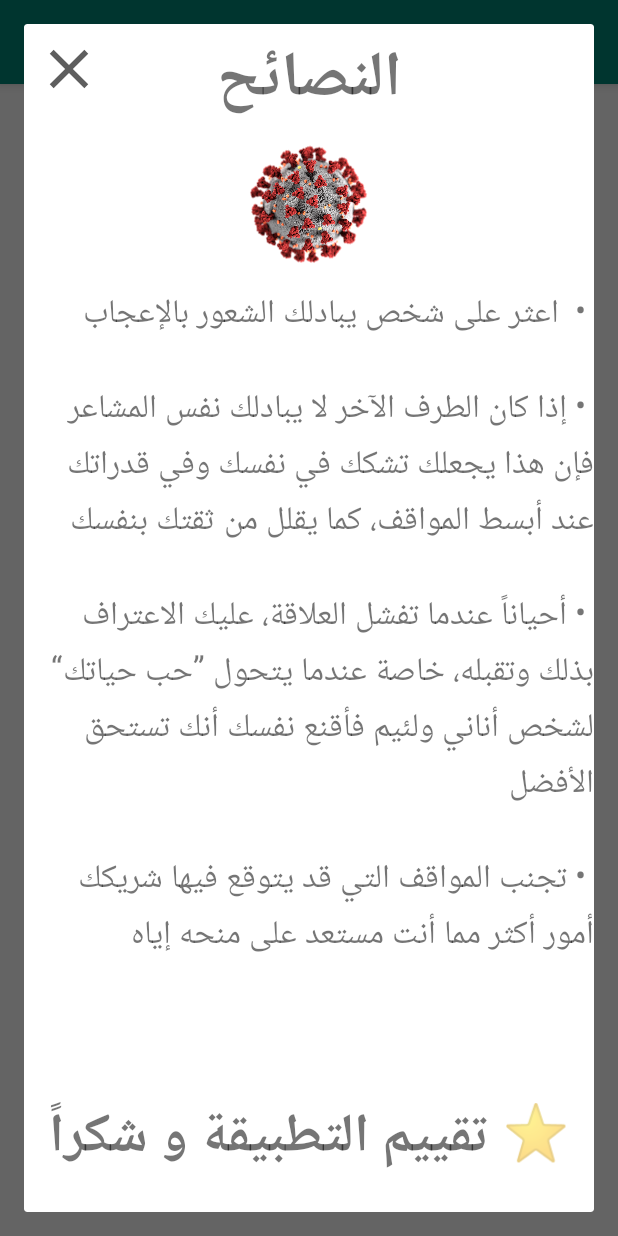
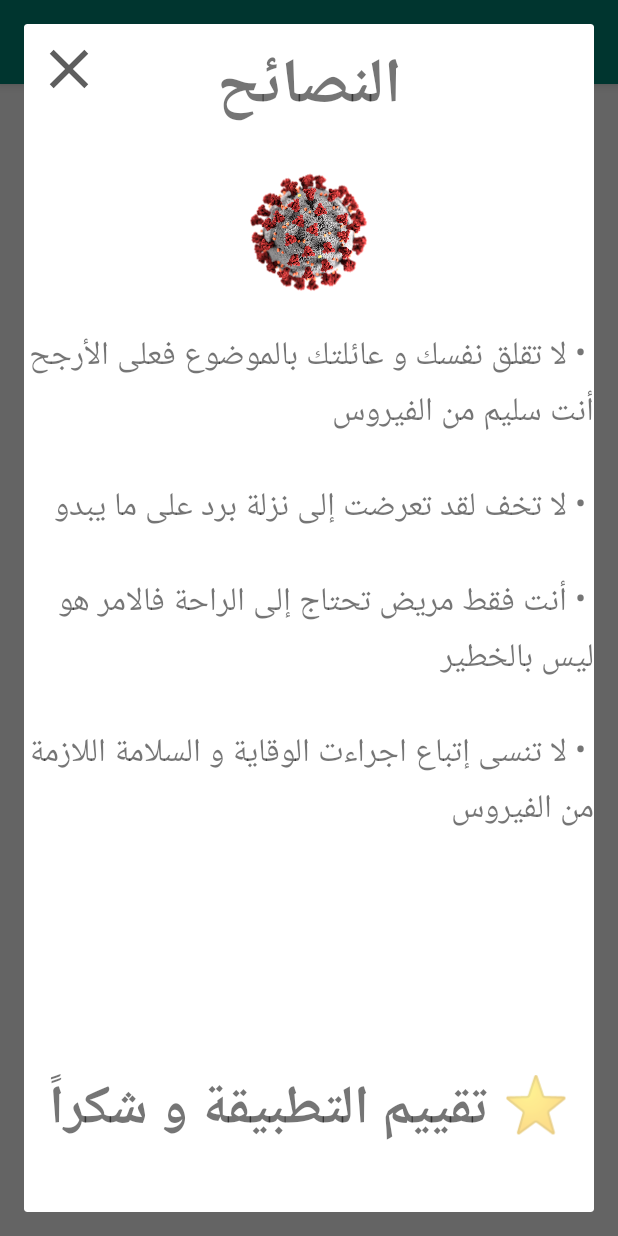
Before and after one commit to hamza0221/CoronaVirus, an Android app: the fragment DialogFragmentAdvices placed in its activity, on a phone screen of 412 x 824 dp. Run offline under Robolectric (Android 15) with nearby library versions, the phone set to English and light mode, and no system bars; our stand-ins replace AdMob; libraries missing offline, so code that uses them is left out: com.race604.drawable; 10 statements that could not run were skipped.

Commit message:
partie questionnaire finished , got to start infos or how to protect part

```diff
--- a/app/src/main/java/com/training/coronavirus/DialogFragmentAdvices.java
+++ b/app/src/main/java/com/training/coronavirus/DialogFragmentAdvices.java
@@ -145,17 +145,17 @@ public class DialogFragmentAdvices extends DialogFragment implements View.OnClic
     }
 
     ArrayList<String> GetAdvicesaccordingtoPercentage(int score){
-     if (score < 30){
-         return record.getLessof30percent();
+     if (score < 50){
+         return record.getLessof50percent();
 
      }
 
-     else if (isBetween(score,30,50)){
-         return record.getBetween30And50();
+     else if (isBetween(score,50,80)){
+         return record.getBetween50And80();
 
      }
-     else if (isBetween(score,50,80)){
-         return record.getBetween50And80();
+     else if (isBetween(score,80,100)){
+         return record.getBetween80And100();
 
 
      }
--- a/app/src/main/java/com/training/coronavirus/QuestionActivity.java
+++ b/app/src/main/java/com/training/coronavirus/QuestionActivity.java
@@ -87,7 +87,7 @@ public class QuestionActivity extends BaseActivity implements View.OnClickListen
 
         question.setText(questionData.get(k).getText().toString());
 
-        questionNo.setText("السؤال " + (questionData.get(k).getId() + 1) + " من 15 سؤالاً");
+        questionNo.setText("السؤال " + (questionData.get(k).getId() + 1) + " من 8 أسئلةً");
         Log.d("listchoices", questionData.get(k).getChoicesList().toString());
 
 
@@ -172,7 +172,7 @@ public class QuestionActivity extends BaseActivity implements View.OnClickListen
 
 
                 int m = ++i;
-                if (m==2 || m==5|| m==8 || m ==10 || m==12|| m==14)
+                if (m==2 || m==5|| m==7)
                     if (mInterstitialAd.isLoaded()) {
                         mInterstitialAd.show();
                     } else {
--- a/app/src/main/java/com/training/coronavirus/Record.java
+++ b/app/src/main/java/com/training/coronavirus/Record.java
@@ -10,47 +10,34 @@ public class Record {
     public Record() {
     }
 
-    ArrayList<String> Lessof30percent = new ArrayList(Arrays.asList(" اعثر على شخص يبادلك الشعور بالإعجاب",
-            "إذا كان الطرف الآخر لا يبادلك نفس المشاعر فإن هذا يجعلك تشكك في نفسك وفي قدراتك عند أبسط المواقف، كما يقلل من ثقتك بنفسك ",
-            "أحياناً عندما تفشل العلاقة، عليك الاعتراف بذلك وتقبله، خاصة عندما يتحول ”حب حياتك“ لشخص أناني ولئيم فأقنع نفسك أنك تستحق الأفضل"
-            , "تجنب المواقف التي قد يتوقع فيها شريكك أمور أكثر مما أنت مستعد على منحه إياه"));
+    ArrayList<String> Lessof50percent = new ArrayList(Arrays.asList("لا تقلق نفسك و عائلتك بالموضوع فعلى الأرجح أنت سليم من الفيروس ",
+            "لا تخف لقد تعرضت إلى نزلة برد على ما يبدو",
+            "أنت فقط مريض تحتاج إلى الراحة فالامر هو ليس بالخطير ",
+            "لا تنسى إتباع اجراءت الوقاية و السلامة اللازمة من الفيروس "
+             ));
 
 
-    ArrayList<String> Between30And50 = new ArrayList(Arrays.asList("امنح الحب الوقت الكافي ليكبر بينكما ",
-            "يمكن أن يرتقي بك الحب لأعلى المشاعر والأحاسيس الجميلة أو يهوي بك الى أكثر الحالات حزناً وكآبة وتوتراً ",
-            "كن حذرا في العلاقةً فالعقل مهمً لا تقف فقط على المشاعر "
-            , "أكثر من الملاحظة في العلاقة فستكتشف عدة أشياء يجب إصلاحها"));
-
-    ArrayList<String> Between50And80 = new ArrayList(Arrays.asList("علاقتك مع شريكك ليست سيئة لكنها تستحق مجهود نفسي أكبر",
-            "الحب ليس فقط أجواء ممتعة بل كفاح عندما يتطلب ذلك",
-            "ضع حداً للأشياء التي قد تشعرك بالقلق وسط العلاقة"
-            , "لا تخشى من صراحة شريكك إذا توجب توضيح بعض الاشياء  "));
+    ArrayList<String> Between50And80 = new ArrayList(Arrays.asList("قد تكون لديك عوراض الفيروس فاحذر ",
+            "قم بالإختبار الطبي إن تعكرت حالتك و كثرت عندك حالة السعال الجاف و الضيق في التنفس ",
+            "أكمل الفترة الزمنية اللازمة كي تظهر كل عوارض الفيروس "
+            , "اشرب الكثير من الماء،الزيت و الحوامض وإن كنت مدخن فأقلع في الحال !!"));
 
 
-    ArrayList<String> Between80And100 = new ArrayList(Arrays.asList("علاقتك بشريكك جميلة جداً فحافظ عليها",
-            "الحب فرصة ليصبح الإنسان أفضل وأجمل وأرقى",
-            "أنت محظوظ في الحب فأسعى كي تكون موجوداً في أصعب الظروف مع شريكك "
-            , "حافظوا على الصراحة بينكما فهي سر النجاح في العلاقة "));
+    ArrayList<String> Between80And100 = new ArrayList(Arrays.asList("أنت حامل لأعراض الفيروس فاعزل نفسك في الحال ",
+            "إتصل بالخدمات الطبية الطارئة و أخبرهم فوراً ",
+            "لا تلمس أو تقترب من أي شخصٍ فالعدوى سريعة التنقل  "
+            , "ثق بالله و توكل عليه و إتبع التعاليم الطبية بحوافرها وانشالله بالشفاء "));
 
 
-    public ArrayList<String> getLessof30percent() {
-        return Lessof30percent;
+    public ArrayList<String> getLessof50percent() {
+        return Lessof50percent;
     }
-
-
-    public ArrayList<String> getBetween30And50() {
-        return Between30And50;
-    }
-
 
     public ArrayList<String> getBetween50And80() {
         return Between50And80;
     }
 
-
     public ArrayList<String> getBetween80And100() {
         return Between80And100;
     }
-
-
 }
```
Also changed, not shown: app/src/main/java/com/training/coronavirus/MainActivity.java (+8 -8 lines), app/src/main/java/com/training/coronavirus/StatsActivity.java (+5 -4 lines).
